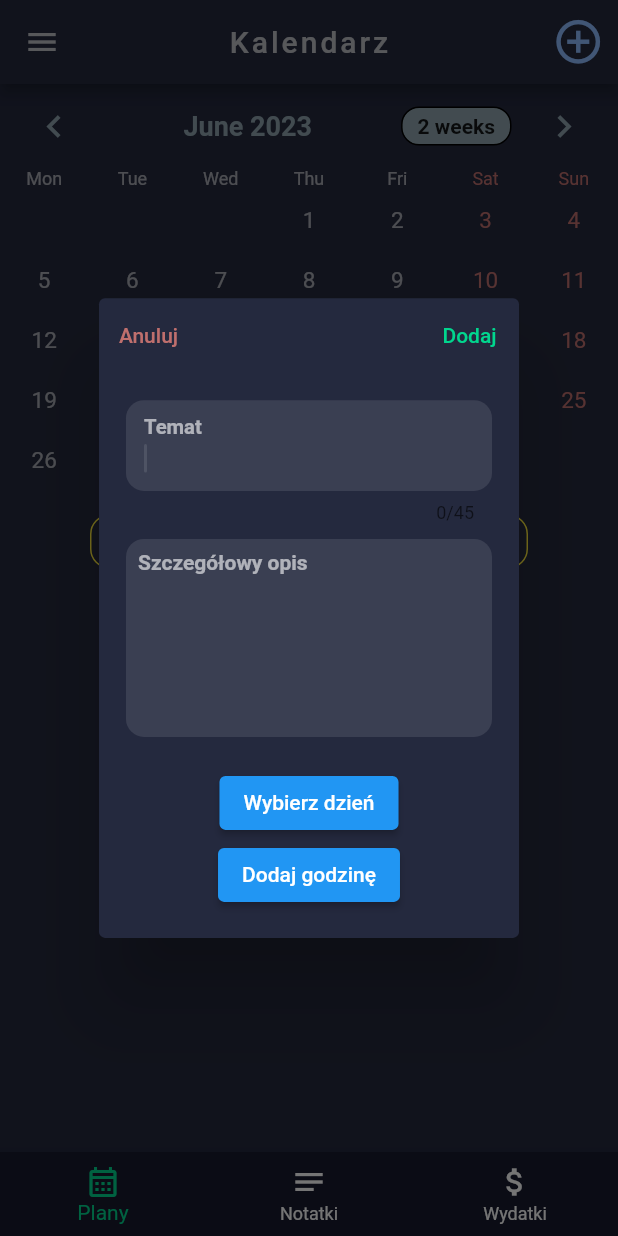
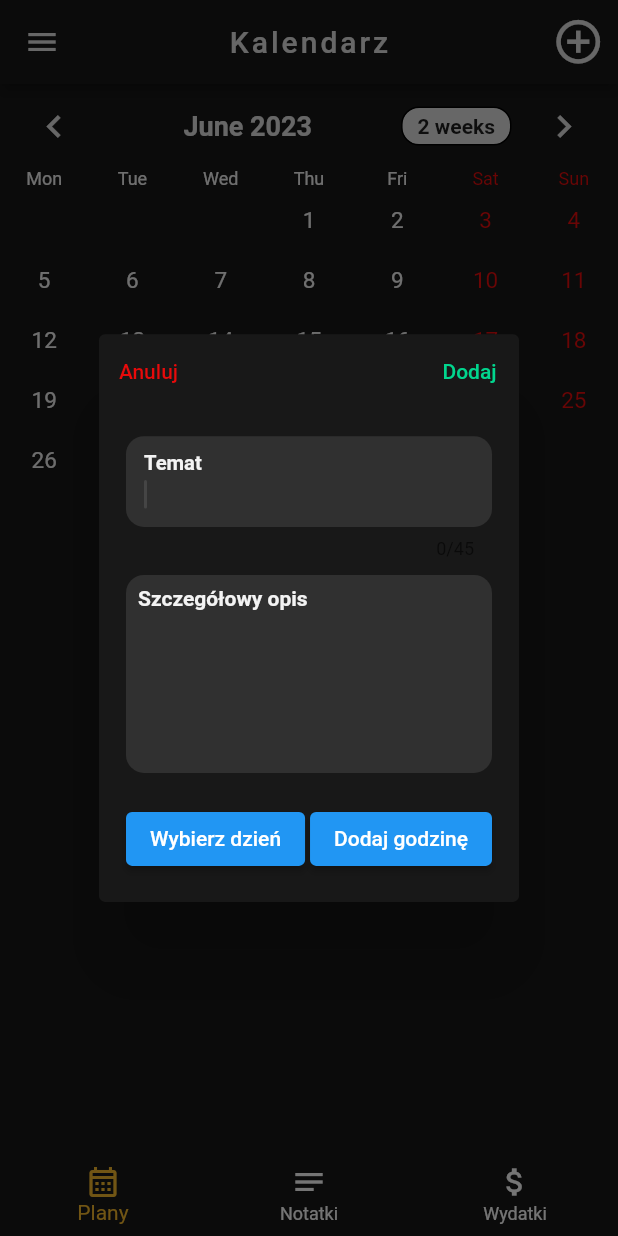
Before and after one commit to patrykdybalski/NOTSY, a Flutter app: the screen it shows after launch, after a tap on the "add circle outline" icon, on a phone screen of 412 x 824 dp. Run offline on Flutter 3.47's test engine with Material 2 defaults, Android fonts, the phone set to English and light mode, and no system bars; drawn by our look-alikes of table_calendar; our stand-ins replace cloud_firestore, firebase_auth, firebase_core, flutter_bloc, google_fonts; accounts and stored records are empty.

Commit message:
Improve UI design calendarPage

```diff
--- a/lib/constans/colors.dart
+++ b/lib/constans/colors.dart
@@ -1,11 +1,11 @@
 import 'package:flutter/material.dart';
 
 class AppColors {
-  static const Color primaryColor = Color(0xFF24293E);
-  static const Color secondaryColor = Color(0xFF8EBBFF);
-  static const Color accentColor = Color(0xFFFFC107);
-  static const Color dayColor = Colors.white60;
-  static const Color weekendColor = Color.fromARGB(181, 255, 139, 128);
+  static const Color primaryColor = Color(0xFF181818);
+  static const Color secondaryColor = Color(0xFFF7BA2B);
+  static const Color accentColor = Color(0xFFE1E1E1);
+  static const Color dayColor = Color(0xFFF3F3F3);
+  static const Color redColor = Color.fromARGB(255, 232, 10, 10);
   static const Color selectedDayColor = Color(0xFFFFC107);
 
   // Dodaj inne kolory według potrzeb
--- a/lib/domain/models/event_model/event_model.dart
+++ b/lib/domain/models/event_model/event_model.dart
@@ -15,7 +15,7 @@ class EventModel {
   final String id;
 
   String selectedDayFormatted() {
-    return DateFormat.MMMMEEEEd().format(selectedDay);
+    return DateFormat.Md().format(selectedDay);
   }
 
   String selectedTimeFormatted() {
--- a/lib/features/home/home_page.dart
+++ b/lib/features/home/home_page.dart
@@ -1,4 +1,5 @@
 import 'package:flutter/material.dart';
+import 'package:primary_school/constans/colors.dart';
 
 import 'package:primary_school/features/home/pages/calendar_page/calendar_page.dart';
 import 'package:primary_school/features/home/pages/expenses_page/expenses_page.dart';
@@ -22,7 +23,7 @@ class _HomePageState extends State<HomePage> {
       body: Builder(
         builder: (context) {
           if (currentIndex == 0) {
-            return  const CalendarPage();
+            return const CalendarPage();
           }
           if (currentIndex == 1) {
             return const NotesPage();
@@ -32,8 +33,8 @@ class _HomePageState extends State<HomePage> {
       ),
       bottomNavigationBar: BottomNavigationBar(
         type: BottomNavigationBarType.fixed,
-        backgroundColor: const Color(0xff171b2e),
-        selectedItemColor: const Color(0xff01D68E),
+        backgroundColor: AppColors.primaryColor,
+        selectedItemColor: AppColors.secondaryColor,
         unselectedItemColor: Colors.white,
         currentIndex: currentIndex,
         onTap: (newIndex) {
--- a/lib/features/home/pages/add_event_dialog/add_event_dialog.dart
+++ b/lib/features/home/pages/add_event_dialog/add_event_dialog.dart
@@ -52,7 +52,7 @@ class _AddEventDialogState extends State<AddEventDialog> {
                     child: const Text(
                       'Anuluj',
                       style: TextStyle(
-                        color: Color.fromARGB(181, 255, 139, 128),
+                        color: AppColors.redColor,
                       ),
                     ),
                     onPressed: () {
@@ -114,7 +114,7 @@ class _AddEventDialogState extends State<AddEventDialog> {
                     : DateFormat.Hm().format(_selectedTime!),
                 selectedDateFormatted: _selectedDay == null
                     ? null
-                    : DateFormat.yMMMMEEEEd().format(_selectedDay!),
+                    : DateFormat.yMd().format(_selectedDay!),
               ),
             );
           },
@@ -155,12 +155,12 @@ class _ContentDialog extends StatelessWidget {
             cursorRadius: const Radius.circular(12),
             style: const TextStyle(
               fontWeight: FontWeight.bold,
-              color: Color.fromARGB(255, 212, 209, 209),
+              color: AppColors.dayColor,
             ),
             decoration: InputDecoration(
               labelText: 'Temat',
               labelStyle: const TextStyle(
-                color: Colors.white60,
+                color: AppColors.dayColor,
                 fontSize: 18,
               ),
               border: UnderlineInputBorder(
@@ -190,7 +190,7 @@ class _ContentDialog extends StatelessWidget {
                   const Text(
                     'Szczegółowy opis',
                     style: TextStyle(
-                      color: Colors.white60,
+                      color: AppColors.dayColor,
                       fontSize: 14,
                       fontWeight: FontWeight.bold,
                     ),
@@ -200,7 +200,7 @@ class _ContentDialog extends StatelessWidget {
                     cursorColor: Colors.white10,
                     cursorRadius: const Radius.circular(12),
                     style: const TextStyle(
-                      color: Colors.white,
+                      color: AppColors.dayColor,
                     ),
                     decoration: InputDecoration(
                       border: UnderlineInputBorder(
@@ -218,6 +218,9 @@ class _ContentDialog extends StatelessWidget {
           const SizedBox(
             height: 20,
           ),
+          Row(
+            mainAxisAlignment: MainAxisAlignment.spaceBetween,
+            children: [
               ElevatedButton(
                 onPressed: () async {
                   final selectedDate = await showDatePicker(
@@ -254,6 +257,8 @@ class _ContentDialog extends StatelessWidget {
               ),
             ],
           ),
+        ],
+      ),
     );
   }
 }
--- a/lib/features/home/pages/calendar_page/calendar_page.dart
+++ b/lib/features/home/pages/calendar_page/calendar_page.dart
@@ -27,13 +27,13 @@ class _CalendarPageState extends State<CalendarPage> {
           'Kalendarz',
           style: TextStyle(
             letterSpacing: 2,
-            color: Colors.white70,
+            color: AppColors.accentColor,
           ),
         ),
         centerTitle: true,
         backgroundColor: AppColors.primaryColor,
         leading: IconButton(
-          color: Colors.white70,
+          color: AppColors.accentColor,
           icon: const Icon(Icons.menu),
           onPressed: () {},
         ),
@@ -42,7 +42,7 @@ class _CalendarPageState extends State<CalendarPage> {
             icon: const Icon(
               Icons.add_circle_outline_outlined,
               size: 35,
-              color: AppColors.secondaryColor,
+              color: AppColors.accentColor,
             ),
             padding: const EdgeInsets.only(right: 5),
             onPressed: () {
@@ -75,29 +75,6 @@ class _CalendarPageState extends State<CalendarPage> {
                 const SizedBox(
                   height: 10,
                 ),
-                Padding(
-                  padding: const EdgeInsets.only(left: 60, right: 60),
-                  child: TextButton(
-                    onPressed: () {
-                      _showDialog();
-                    },
-                    style: TextButton.styleFrom(
-                        foregroundColor: const Color(0xff7fab72),
-                        side: const BorderSide(
-                          color: Colors.yellow,
-                        ),
-                        shape: RoundedRectangleBorder(
-                          borderRadius: BorderRadius.circular(13),
-                        )),
-                    child: const Text(
-                      'Dodaj wydarzenie',
-                      style: TextStyle(
-                        fontSize: 15,
-                        letterSpacing: 1,
-                      ),
-                    ),
-                  ),
-                ),
                 const SizedBox(
                   height: 10,
                 ),
--- a/lib/features/home/pages/calendar_page/widgets/calendar_widget.dart
+++ b/lib/features/home/pages/calendar_page/widgets/calendar_widget.dart
@@ -66,17 +66,20 @@ class _CalendarWidgetState extends State<CalendarWidget> {
       ),
       selectedDecoration: BoxDecoration(
         shape: BoxShape.circle,
-        border: Border.all(width: 1, color: Colors.white38),
+        border: Border.all(
+          width: 1,
+          color: AppColors.accentColor,
+        ),
       ),
       selectedTextStyle: const TextStyle(
         fontSize: 15,
         color: AppColors.selectedDayColor,
       ),
       todayDecoration: BoxDecoration(
-        shape: BoxShape.rectangle,
+        shape: BoxShape.circle,
         border: Border.all(
           width: 1,
-          color: Colors.white38,
+          color: AppColors.accentColor,
         ),
       ),
       todayTextStyle: const TextStyle(
@@ -84,11 +87,11 @@ class _CalendarWidgetState extends State<CalendarWidget> {
         color: AppColors.dayColor,
       ),
       weekendTextStyle: const TextStyle(
-        color: Color.fromARGB(181, 255, 139, 128),
+        color: AppColors.redColor,
         fontSize: 15,
       ),
       defaultTextStyle: const TextStyle(
-        color: Colors.white60,
+        color: AppColors.dayColor,
         fontSize: 15,
       ),
       rowDecoration: BoxDecoration(
@@ -108,38 +111,38 @@ class _CalendarWidgetState extends State<CalendarWidget> {
         fontSize: 12,
       ),
       weekendStyle: TextStyle(
-        color: AppColors.weekendColor,
+        color: AppColors.redColor,
         fontSize: 12,
       ),
     );
   }
 
   HeaderStyle headerStyle() {
-    return HeaderStyle(
+    return const HeaderStyle(
       titleTextStyle: TextStyle(
         fontWeight: FontWeight.bold,
         fontSize: 18,
-        color: Colors.blueGrey.shade300,
+        color: AppColors.accentColor,
       ),
       titleCentered: true,
-      headerPadding: const EdgeInsets.all(1),
+      headerPadding: EdgeInsets.all(1),
       leftChevronIcon: Icon(
         Icons.chevron_left_outlined,
         size: 30,
-        color: Colors.blueGrey.shade300,
+        color: AppColors.accentColor,
       ),
       rightChevronIcon: Icon(
         Icons.chevron_right_outlined,
         size: 30,
-        color: Colors.blueGrey.shade300,
+        color: AppColors.accentColor,
       ),
-      formatButtonTextStyle: const TextStyle(
+      formatButtonTextStyle: TextStyle(
         fontWeight: FontWeight.bold,
       ),
       formatButtonDecoration: BoxDecoration(
-          color: Colors.blueGrey.shade300,
-          border: const Border.fromBorderSide(BorderSide()),
-          borderRadius: const BorderRadius.all(Radius.circular(12.0))),
+          color: AppColors.accentColor,
+          border: Border.fromBorderSide(BorderSide()),
+          borderRadius: BorderRadius.all(Radius.circular(12.0))),
     );
   }
 }
```
Also changed, not shown: lib/features/home/pages/calendar_page/widgets/event_widget.dart (+52 -9 lines). Lines whose indentation alone changed are shown as unchanged.
